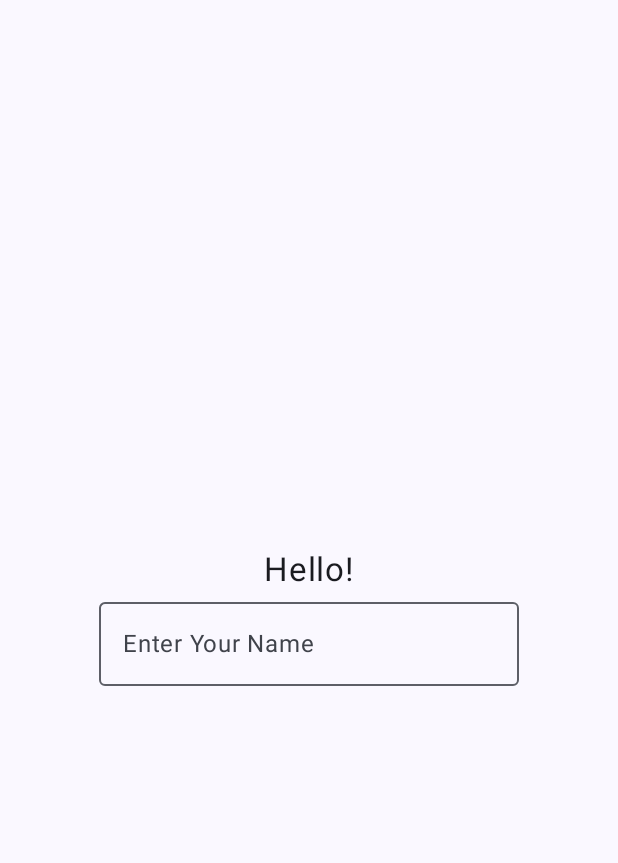
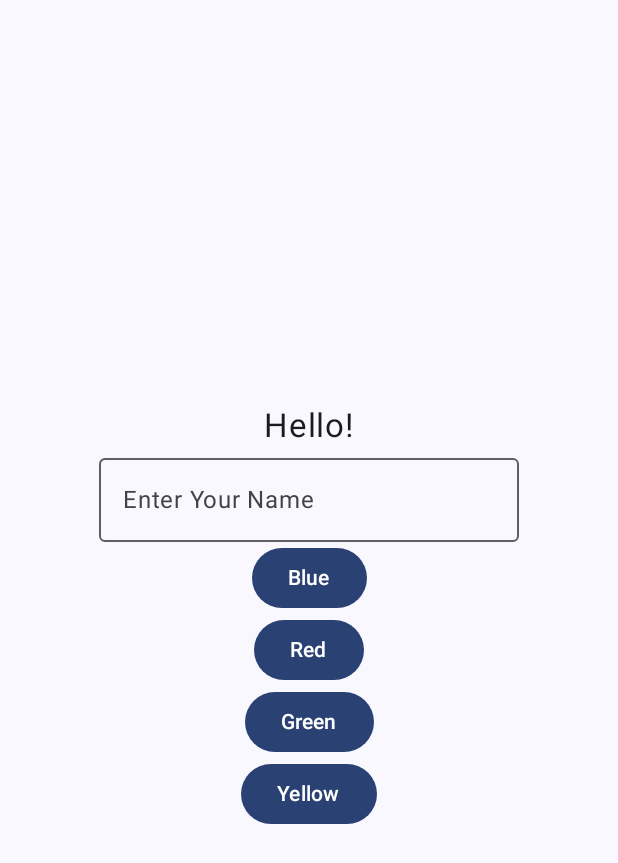
Before and after one commit to eeng20/AComposeApp, an Android app built with Jetpack Compose: the screen it shows after launch (MainActivity), on a phone screen of 412 x 824 dp. Shown: the top 863 px of the screen. Run offline under Robolectric (Android 15) with nearby library versions, the phone set to English and light mode, and no system bars.

Commit message:
added buttons and list of colors

```diff
--- a/app/src/main/java/com/example/acomposeapp/MainActivity.kt
+++ b/app/src/main/java/com/example/acomposeapp/MainActivity.kt
@@ -8,6 +8,7 @@ import androidx.compose.foundation.layout.Arrangement
 import androidx.compose.foundation.layout.Column
 import androidx.compose.foundation.layout.fillMaxSize
 import androidx.compose.foundation.layout.padding
+import androidx.compose.material3.Button
 import androidx.compose.material3.OutlinedTextField
 import androidx.compose.material3.Scaffold
 import androidx.compose.material3.Text
@@ -46,6 +47,8 @@ fun Greeting(name: String, modifier: Modifier = Modifier) {
 
     var myName by rememberSaveable() { mutableStateOf("") }
 
+    val colors = listOf("Blue", "Red", "Green", "Yellow")
+
     Column (
         modifier = Modifier.fillMaxSize(),
         verticalArrangement = Arrangement.Center,
@@ -61,6 +64,14 @@ fun Greeting(name: String, modifier: Modifier = Modifier) {
             onValueChange = { myName = it },
             label = { Text("Enter Your Name") }
         )
+
+        for (color in colors) {
+            Button (
+                onClick = {}
+            ) {
+                Text(color)
+            }
+        }
     }
 }
 
```
